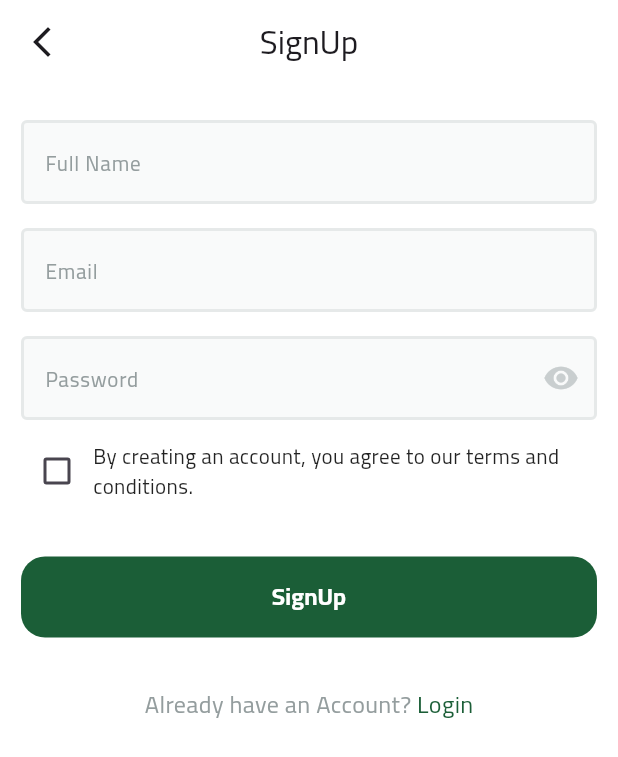
After one commit to Emad-Ayad/HoneyComp, a Flutter app: the screen it shows after launch, after a tap on "skip", after a tap on "Make an Account", on a phone screen of 412 x 824 dp. The commit adds this screen. Shown: the top 757 px of the screen. Run offline on Flutter 3.47's test engine with Material 3 defaults, Android fonts, the phone set to English and light mode, and no system bars; our stand-ins replace dots_indicator, flutter_svg, shared_preferences.

Commit message:
add signUP page UI

```diff
--- a/lib/core/helper_functions/routes_generator.dart
+++ b/lib/core/helper_functions/routes_generator.dart
@@ -1,5 +1,6 @@
 import 'package:flutter/material.dart';
 import 'package:honey_comp/features/auth/presentaion/view/login_view.dart';
+import 'package:honey_comp/features/auth/presentaion/view/sign_up_view.dart';
 import 'package:honey_comp/features/on_boarding/presentation/view/on_boarding_view.dart';
 import 'package:honey_comp/features/splash/presentation/view/splash_view.dart';
 
@@ -13,6 +14,9 @@ Route<dynamic> routerGenerator(RouteSettings settings) {
     case LoginView.routeName:
       return MaterialPageRoute(builder: (context) => const LoginView());
 
+    case SignUpView.routeName:
+      return MaterialPageRoute(builder: (context) => const SignUpView());
+
       default:
       return MaterialPageRoute(builder: (context) => const Scaffold());
   }
--- /dev/null
+++ b/lib/features/auth/presentaion/view/sign_up_view.dart
@@ -0,0 +1,13 @@
+import 'package:flutter/material.dart';
+import 'package:honey_comp/features/auth/presentaion/view/widgets/sign_up_view_body.dart';
+
+class SignUpView extends StatelessWidget {
+  const SignUpView({super.key});
+
+  static const String routeName='signUp';
+
+  @override
+  Widget build(BuildContext context) {
+    return const SignUpViewBody();
+  }
+}
--- a/lib/features/auth/presentaion/view/widgets/login_view_body.dart
+++ b/lib/features/auth/presentaion/view/widgets/login_view_body.dart
@@ -1,13 +1,12 @@
 import 'package:flutter/material.dart';
-import 'package:honey_comp/core/constants/app_colors.dart';
 import 'package:honey_comp/core/constants/app_text_styles.dart';
 import 'package:honey_comp/core/widgets/build_app_bar.dart';
 import 'package:honey_comp/core/widgets/custom_button.dart';
 import 'package:honey_comp/core/widgets/custom_text_form_field.dart';
 import 'package:honey_comp/core/widgets/social_auth.dart';
+import 'package:honey_comp/features/auth/presentaion/view/sign_up_view.dart';
+import 'package:honey_comp/gen/assets.gen.dart';
 import 'package:honey_comp/generated/l10n.dart';
-
-import '../../../../../gen/assets.gen.dart';
 import 'or_divider.dart';
 
 class LoginViewBody extends StatelessWidget {
@@ -61,10 +60,15 @@ class LoginViewBody extends StatelessWidget {
                     style: AppTextStyles.bodyText1
                         .copyWith(color: const Color(0xff949D9E)),
                   ),
-                  Text(
-                    S.of(context).makeAccount,
-                    style: AppTextStyles.bodyText1
-                        .copyWith(color: const Color(0xff1B5E37)),
+                  GestureDetector(
+                    onTap: (){
+                      Navigator.of(context).pushNamed(SignUpView.routeName);
+                    },
+                    child: Text(
+                      S.of(context).makeAccount,
+                      style: AppTextStyles.bodyText1
+                          .copyWith(color: const Color(0xff1B5E37)),
+                    ),
                   ),
                 ],
               ),
--- /dev/null
+++ b/lib/features/auth/presentaion/view/widgets/sign_up_view_body.dart
@@ -0,0 +1,93 @@
+import 'dart:developer';
+
+import 'package:flutter/material.dart';
+import 'package:honey_comp/core/constants/app_text_styles.dart';
+import 'package:honey_comp/core/widgets/build_app_bar.dart';
+import 'package:honey_comp/core/widgets/custom_button.dart';
+import 'package:honey_comp/core/widgets/custom_text_form_field.dart';
+import 'package:honey_comp/generated/l10n.dart';
+
+class SignUpViewBody extends StatefulWidget {
+  const SignUpViewBody({super.key});
+
+  @override
+  State<SignUpViewBody> createState() => _SignUpViewBodyState();
+}
+
+class _SignUpViewBodyState extends State<SignUpViewBody> {
+  bool isChecked = false;
+
+  @override
+  Widget build(BuildContext context) {
+    return Scaffold(
+      backgroundColor: Colors.white,
+      appBar: buildAppBar(context, title: S.of(context).newAccount),
+      body: SingleChildScrollView(
+        child: Padding(
+          padding: const EdgeInsets.symmetric(horizontal: 14.0),
+          child: Column(
+            children: [
+              const SizedBox(height: 24),
+              CustomTextFormField(
+                  hintText: S.of(context).fullName,
+                  keyboardType: TextInputType.name),
+              const SizedBox(height: 16),
+              CustomTextFormField(
+                  hintText: S.of(context).email,
+                  keyboardType: TextInputType.emailAddress),
+              const SizedBox(height: 16),
+              CustomTextFormField(
+                hintText: S.of(context).password,
+                keyboardType: TextInputType.visiblePassword,
+                suffixIcon: IconButton(
+                    onPressed: () {},
+                    icon: const Icon(
+                      Icons.visibility,
+                      color: Color(0xffC9CECF),
+                    )),
+              ),
+              const SizedBox(height: 10),
+              Row(
+                mainAxisAlignment: MainAxisAlignment.start,
+                children: [
+                  Checkbox(value: isChecked, onChanged: (value){
+                    setState(() {
+                      isChecked =value!;
+                      log(value.toString());
+                    });
+                  }),
+                  Expanded(
+                    child: Text(
+                      S.of(context).terms,
+                      maxLines: 2,
+                      overflow: TextOverflow.visible,
+                      style: AppTextStyles.bodyText2,
+                    ),
+                  ),
+                ],
+              ),
+              const SizedBox(height: 33),
+              CustomButton(onPressed: () {}, title: S.of(context).signUp),
+              const SizedBox(height: 33),
+              Row(
+                mainAxisAlignment: MainAxisAlignment.center,
+                children: [
+                  Text(
+                    S.of(context).haveAccount,
+                    style: AppTextStyles.bodyText1
+                        .copyWith(color: const Color(0xff949D9E)),
+                  ),
+                  Text(
+                    S.of(context).login,
+                    style: AppTextStyles.bodyText1
+                        .copyWith(color: const Color(0xff1B5E37)),
+                  ),
+                ],
+              ),
+            ],
+          ),
+        ),
+      ),
+    );;
+  }
+}
--- a/lib/l10n/intl_ar.arb
+++ b/lib/l10n/intl_ar.arb
@@ -5,11 +5,16 @@
   "onboard1": "اكتشف تجربة تسوق فريدة مع HoneyComp. استكشف مجموعتنا الواسعة من العسل الطبيعي الممتاز واحصل على أفضل العروض والجودة العالية.",
   "welcome2": "ابحث وتسوق",
   "onboard2": "نقدم لك أفضل انواع العسل المختار بعناية. اطلع على التفاصيل والصور والتقييمات لتتأكد من اختيار العسل المناسب.",
-  "login": "تسجيل الدخول",
+  "login": "تسجيل دخول",
   "email": "البريد الالكتروني",
   "password": "كلمة المرور",
   "forgotPassword": "نسيت كلمة المرور ؟ ",
   "dontHaveAccount": "لا تمتلك حساب ؟",
-  "makeAccount": " قم بإنشاء حساب"
+  "makeAccount": " قم بإنشاء حساب",
+  "fullName" : "الاسم بالكامل",
+  "terms" : "من خلال إنشاء حساب ، فإنك توافق على الشروط والأحكام الخاصة بنا",
+  "signUp" : "إنشاء حساب جديد",
+  "newAccount" : "حساب جديد",
+  "haveAccount": "تمتلك حساب بالفعل ؟ "
 
 }
--- a/lib/l10n/intl_en.arb
+++ b/lib/l10n/intl_en.arb
@@ -9,7 +9,14 @@
   "email": "Email",
   "password": "Password",
   "forgotPassword": "Forgot password ?",
-  "dontHaveAccount": "Don't Have Account ?",
-  "makeAccount": "Make an Account "
+  "dontHaveAccount": "Don't Have Account ? ",
+  "makeAccount": "Make an Account ",
+  "fullName" : "Full Name",
+  "terms" : "By creating an account, you agree to our terms and conditions.",
+  "signUp" : "SignUp",
+  "newAccount" : "SignUp",
+  "haveAccount": "Already have an Account? "
+
+
 
 }
--- a/lib/main.dart
+++ b/lib/main.dart
@@ -30,7 +30,7 @@ class MyApp extends StatelessWidget {
         GlobalCupertinoLocalizations.delegate,
       ],
       supportedLocales: S.delegate.supportedLocales,
-      locale: const Locale('ar'),
+      locale: const Locale('en'),
       debugShowCheckedModeBanner: false,
       onGenerateRoute: routerGenerator,
       initialRoute: SplashView.roteName,
```
Also changed, not shown: lib/generated/intl/messages_en.dart, lib/generated/l10n.dart.
